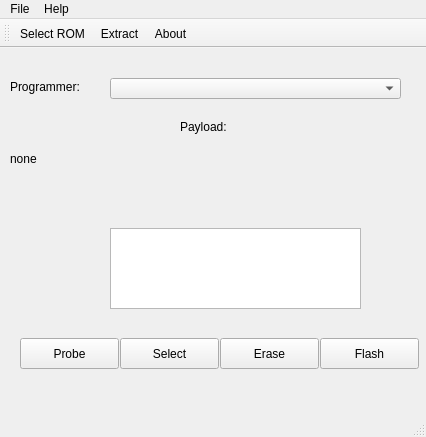
This is mainwindow.ui in lukaszdmitrowski/coreboot_flashtool as Qt 5 draws it before an edit. The edited form follows.
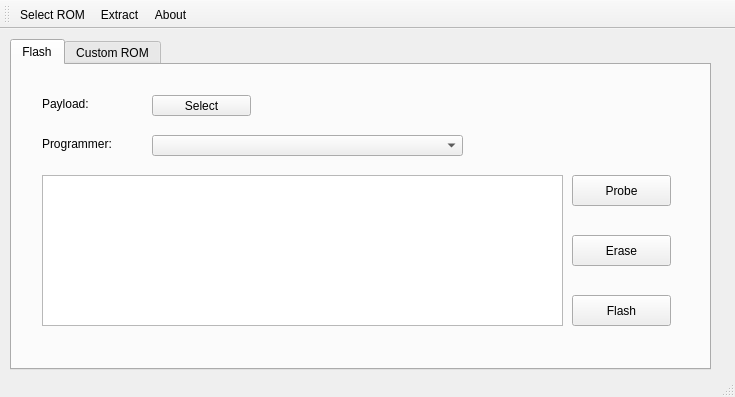
This is the edited form. The open tabs and pages were chosen to show the change.

Commit message: [ADD] Recource file + tab widget

Diff of the .ui file:
```diff
--- a/mainwindow.ui
+++ b/mainwindow.ui
@@ -6,32 +6,48 @@
    <rect>
     <x>0</x>
     <y>0</y>
-    <width>426</width>
-    <height>437</height>
+    <width>735</width>
+    <height>397</height>
    </rect>
   </property>
   <property name="windowTitle">
    <string>MainWindow</string>
   </property>
   <widget class="QWidget" name="centralWidget">
-   <widget class="QPushButton" name="b_sel_payload">
+   <widget class="QLabel" name="l_prog_name">
     <property name="geometry">
      <rect>
-      <x>120</x>
-      <y>290</y>
-      <width>99</width>
-      <height>31</height>
+      <x>560</x>
+      <y>410</y>
+      <width>241</width>
+      <height>17</height>
      </rect>
     </property>
     <property name="text">
-     <string>Select</string>
+     <string/>
     </property>
    </widget>
+   <widget class="QTabWidget" name="tabWidget">
+    <property name="geometry">
+     <rect>
+      <x>10</x>
+      <y>10</y>
+      <width>701</width>
+      <height>331</height>
+     </rect>
+    </property>
+    <property name="currentIndex">
+     <number>1</number>
+    </property>
+    <widget class="QWidget" name="tab_flash">
+     <attribute name="title">
+      <string>Flash</string>
+     </attribute>
    <widget class="QLabel" name="l_payload">
     <property name="geometry">
      <rect>
-      <x>180</x>
-      <y>70</y>
+        <x>30</x>
+        <y>30</y>
       <width>61</width>
       <height>17</height>
      </rect>
@@ -43,21 +59,31 @@
    <widget class="QLabel" name="l_payload_name">
     <property name="geometry">
      <rect>
-      <x>10</x>
-      <y>90</y>
-      <width>391</width>
+        <x>110</x>
+        <y>20</y>
+        <width>491</width>
       <height>41</height>
      </rect>
     </property>
     <property name="text">
-     <string>none</string>
+       <string/>
+      </property>
+     </widget>
+     <widget class="QComboBox" name="cb_sel_progr">
+      <property name="geometry">
+       <rect>
+        <x>140</x>
+        <y>70</y>
+        <width>311</width>
+        <height>21</height>
+       </rect>
     </property>
    </widget>
    <widget class="QLabel" name="l_programmer">
     <property name="geometry">
      <rect>
-      <x>10</x>
-      <y>30</y>
+        <x>30</x>
+        <y>70</y>
       <width>101</width>
       <height>17</height>
      </rect>
@@ -66,60 +92,11 @@
      <string>Programmer:</string>
     </property>
    </widget>
-   <widget class="QLabel" name="l_prog_name">
-    <property name="geometry">
-     <rect>
-      <x>110</x>
-      <y>50</y>
-      <width>241</width>
-      <height>17</height>
-     </rect>
-    </property>
-    <property name="text">
-     <string/>
-    </property>
-   </widget>
-   <widget class="QComboBox" name="cb_sel_progr">
-    <property name="geometry">
-     <rect>
-      <x>110</x>
-      <y>30</y>
-      <width>291</width>
-      <height>21</height>
-     </rect>
-    </property>
-   </widget>
-   <widget class="QPushButton" name="b_flash">
-    <property name="geometry">
-     <rect>
-      <x>320</x>
-      <y>290</y>
-      <width>99</width>
-      <height>31</height>
-     </rect>
-    </property>
-    <property name="text">
-     <string>Flash</string>
-    </property>
-   </widget>
-   <widget class="QPushButton" name="b_erase">
-    <property name="geometry">
-     <rect>
-      <x>220</x>
-      <y>290</y>
-      <width>99</width>
-      <height>31</height>
-     </rect>
-    </property>
-    <property name="text">
-     <string>Erase</string>
-    </property>
-   </widget>
    <widget class="QPushButton" name="b_probe">
     <property name="geometry">
      <rect>
-      <x>20</x>
-      <y>290</y>
+        <x>560</x>
+        <y>110</y>
       <width>99</width>
       <height>31</height>
      </rect>
@@ -128,39 +105,62 @@
      <string>Probe</string>
     </property>
    </widget>
-   <widget class="QPlainTextEdit" name="plainTextEdit">
+     <widget class="QPushButton" name="b_erase">
     <property name="geometry">
      <rect>
-      <x>110</x>
-      <y>180</y>
-      <width>251</width>
-      <height>81</height>
-     </rect>
-    </property>
-   </widget>
-  </widget>
-  <widget class="QMenuBar" name="menuBar">
+        <x>560</x>
+        <y>170</y>
+        <width>99</width>
+        <height>31</height>
+       </rect>
+      </property>
+      <property name="text">
+       <string>Erase</string>
+      </property>
+     </widget>
+     <widget class="QPushButton" name="b_sel_payload">
+      <property name="geometry">
+       <rect>
+        <x>140</x>
+        <y>30</y>
+        <width>99</width>
+        <height>21</height>
+       </rect>
+      </property>
+      <property name="text">
+       <string>Select</string>
+      </property>
+     </widget>
+     <widget class="QPushButton" name="b_flash">
    <property name="geometry">
     <rect>
-     <x>0</x>
-     <y>0</y>
-     <width>426</width>
-     <height>25</height>
-    </rect>
-   </property>
-   <widget class="QMenu" name="menuFile">
-    <property name="title">
-     <string>File</string>
-    </property>
-    <addaction name="act_sel_payload"/>
-   </widget>
-   <widget class="QMenu" name="menuHelp">
-    <property name="title">
-     <string>Help</string>
-    </property>
-   </widget>
-   <addaction name="menuFile"/>
-   <addaction name="menuHelp"/>
+        <x>560</x>
+        <y>230</y>
+        <width>99</width>
+        <height>31</height>
+       </rect>
+      </property>
+      <property name="text">
+       <string>Flash</string>
+      </property>
+     </widget>
+     <widget class="QTextEdit" name="textEdit">
+      <property name="geometry">
+       <rect>
+        <x>30</x>
+        <y>110</y>
+        <width>521</width>
+        <height>151</height>
+       </rect>
+      </property>
+     </widget>
+    </widget>
+    <widget class="QWidget" name="tab_2">
+     <attribute name="title">
+      <string>Custom ROM</string>
+     </attribute>
+    </widget>
+   </widget>
   </widget>
   <widget class="QToolBar" name="mainToolBar">
    <attribute name="toolBarArea">
```
Lines whose indentation alone changed are shown as unchanged. The commit also changes 6 other files.
